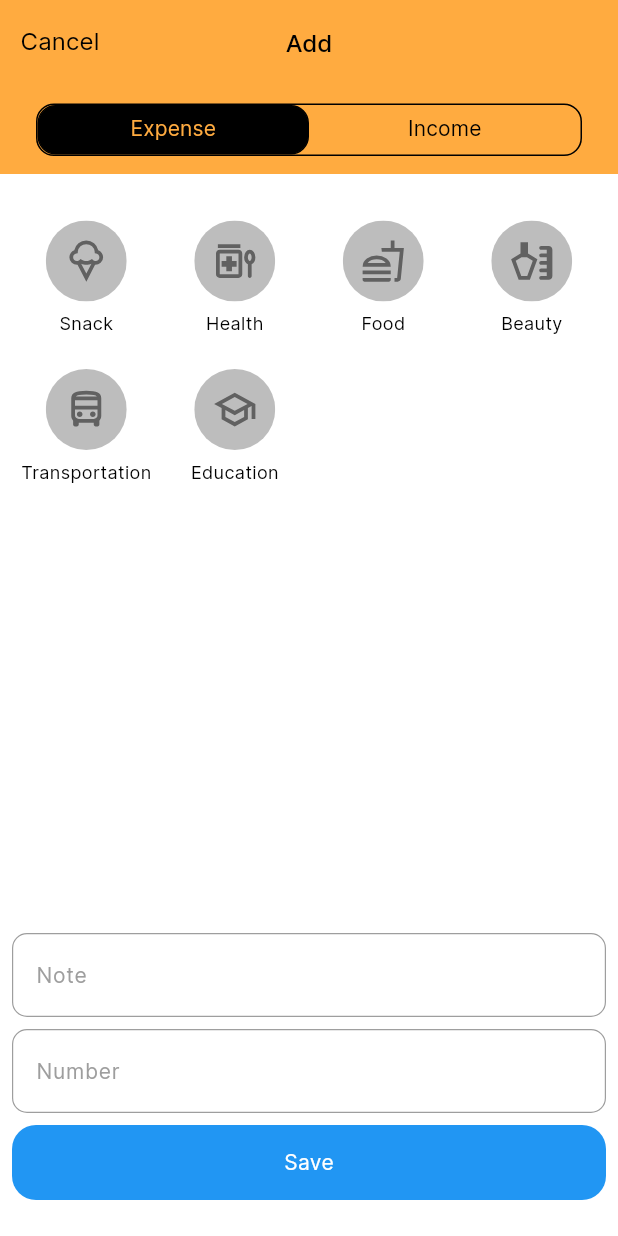
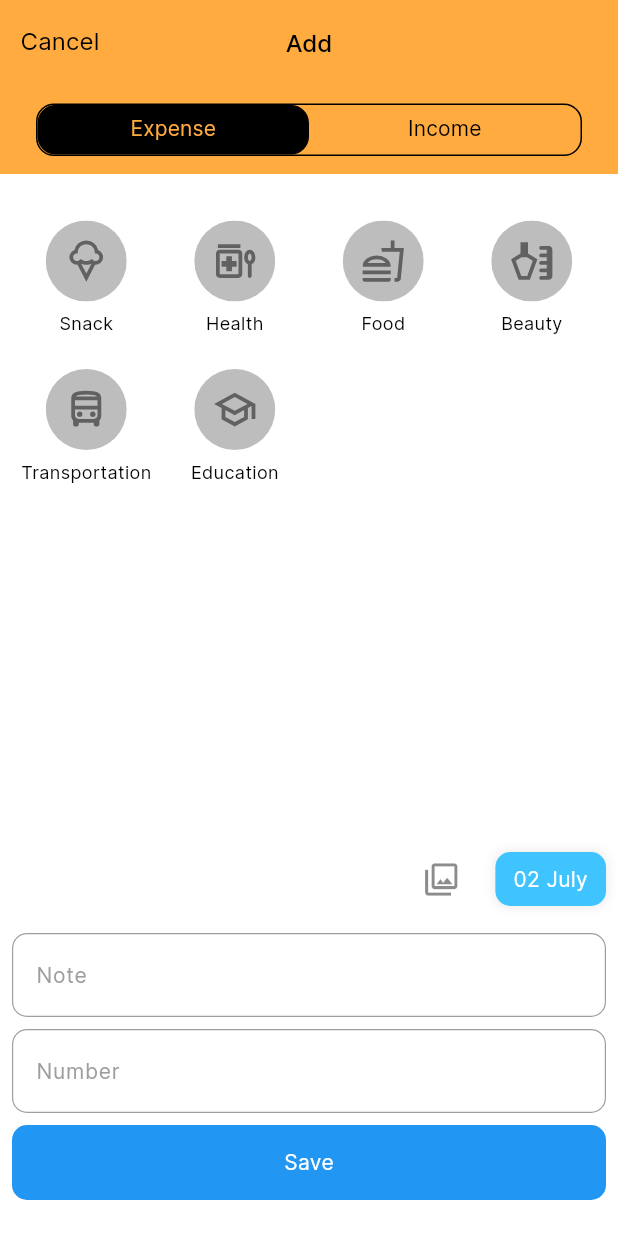
Before and after one commit to Nabijonov-Otabek-19/money_manager_clone, a Flutter app: the screen it shows after launch, after a tap on the "add" icon, on a phone screen of 412 x 824 dp. Run offline on Flutter 3.47's test engine with Material 3 defaults, Android fonts, the light colour scheme and no system bars; our stand-ins replace flutter_bloc, flutter_slidable, flutter_svg, freezed_annotation, get, get_it and 3 more; missing offline and left inert: animated_digit; accounts and stored records are empty.

Commit message:
Added new features and Fixed bugs

```diff
--- a/lib/core/extensions/my_extensions.dart
+++ b/lib/core/extensions/my_extensions.dart
@@ -38,6 +38,13 @@ String separateBalance(String number) {
 String convertDate(String inputDate) {
   DateTime date = DateTime.parse(inputDate);
   DateFormat formatter = DateFormat('dd MMMM EEEE');
+  String formattedDate = formatter.format(date);
+  return formattedDate;
+}
+
+String convertDate2(String inputDate) {
+  DateTime date = DateTime.parse(inputDate);
+  DateFormat formatter = DateFormat('dd MMMM');
   String formattedDate = formatter.format(date);
   return formattedDate;
 }
--- a/lib/core/utils/constants.dart
+++ b/lib/core/utils/constants.dart
@@ -3,7 +3,9 @@ import 'dart:ui';
 import '../../feature/presentation/themes/colors.dart';
 
 class ExpenseFields {
-  static const tableName = "my_expense";
+  static const expenseTableName = "expenses";
+  static const dayTableName = "days";
+  static const monthTableName = "months";
 
   static const id = "id";
   static const dayId = "dayId";
--- a/lib/feature/data/datasources/my_storage.dart
+++ b/lib/feature/data/datasources/my_storage.dart
@@ -31,14 +31,14 @@ class ExpenseStorage {
     const numberType = 'INTEGER NOT NULL';
 
     const monthTable = '''
-    CREATE TABLE months (
+    CREATE TABLE ${ExpenseFields.monthTableName} (
       id $idType,
       monthTime $textType
     )
     ''';
 
     const dayTable = '''
-    CREATE TABLE days (
+    CREATE TABLE ${ExpenseFields.dayTableName} (
       id $idType,
       dayTime $textType,
       monthId $numberType,
@@ -47,7 +47,7 @@ class ExpenseStorage {
     ''';
 
     const expenseTable = '''
-    CREATE TABLE ${ExpenseFields.tableName} (
+    CREATE TABLE ${ExpenseFields.expenseTableName} (
       ${ExpenseFields.id} $idType,
       ${ExpenseFields.title} $textType,
       ${ExpenseFields.icon} $textType,
@@ -102,35 +102,53 @@ class ExpenseStorage {
 
   Future<int> _createExpense(ExpenseModel expense, int dayId) async {
     final db = await instance.database;
-    return await db.insert(ExpenseFields.tableName, expense.toJson(dayId));
+    return await db.insert(
+        ExpenseFields.expenseTableName, expense.toJson(dayId));
   }
 
   Future<void> addExpense(ExpenseModel expense) async {
-    //final db = await instance.database;
+    // Get current month and day
+    final currentMonth = DateTime(
+      expense.createdTime.year,
+      expense.createdTime.month,
+    );
 
-    // Get current month and day
-    final currentMonth =
-        DateTime(expense.createdTime.year, expense.createdTime.month);
-    final currentDay = DateTime(expense.createdTime.year,
-        expense.createdTime.month, expense.createdTime.day);
+    final currentDay = DateTime(
+      expense.createdTime.year,
+      expense.createdTime.month,
+      expense.createdTime.day,
+    );
 
     // Create or get month
     int monthId = await _createMonth(
-        MonthModel(monthTime: currentMonth, listDayModel: []));
+      MonthModel(
+        monthTime: currentMonth,
+        listDayModel: [],
+      ),
+    );
 
     // Create or get day
     int dayId = await _createDay(
-        DayModel(dayTime: currentDay, listExpenseModel: []), monthId);
+      DayModel(
+        dayTime: currentDay,
+        listExpenseModel: [],
+      ),
+      monthId,
+    );
 
     // Create expense
     await _createExpense(expense, dayId);
   }
 
-  Future<List<MonthModel>> getAllExpenses() async {
+  Future<List<MonthModel>> getAllExpenses(DateTime monthTime) async {
     final db = await instance.database;
 
     // Fetch all months
-    final monthMaps = await db.query('months');
+    final monthMaps = await db.query(
+      'months',
+      where: 'monthTime = ?',
+      whereArgs: [monthTime.toIso8601String()],
+    );
 
     List<MonthModel> months = [];
 
@@ -154,7 +172,7 @@ class ExpenseStorage {
         // Fetch all expenses for the current day
         const orderBy = '${ExpenseFields.createdTime} DESC';
         final expenseMaps = await db.query(
-          ExpenseFields.tableName,
+          ExpenseFields.expenseTableName,
           where: 'dayId = ?',
           whereArgs: [dayId],
           orderBy: orderBy,
@@ -173,11 +191,56 @@ class ExpenseStorage {
     return months;
   }
 
+  Future<List<DayModel>> getDaysByMonth(DateTime monthTime) async {
+    final db = await instance.database;
+
+    // Fetch the month by monthTime
+    final monthMaps = await db.query(
+      'months',
+      where: 'monthTime = ?',
+      whereArgs: [monthTime.toIso8601String()],
+    );
+
+    if (monthMaps.isEmpty) {
+      return [];
+    }
+
+    int monthId = monthMaps.first['id'] as int;
+    List<DayModel> days = [];
+
+    // Fetch all days for the given monthId
+    final dayMaps = await db.query(
+      'days',
+      where: 'monthId = ?',
+      whereArgs: [monthId],
+    );
+
+    for (var dayMap in dayMaps) {
+      int dayId = dayMap['id'] as int;
+      List<ExpenseModel> expenses = [];
+
+      // Fetch all expenses for the current day
+      final expenseMaps = await db.query(
+        'expenses',
+        where: 'dayId = ?',
+        whereArgs: [dayId],
+      );
+
+      for (var expenseMap in expenseMaps) {
+        expenses.add(ExpenseModel.fromJson(expenseMap));
+      }
+
+      days.add(DayModel.fromJson(dayMap, expenses));
+    }
+
+    return days;
+  }
+
   Future<ExpenseModel?> getExpenseById(int id) async {
     final db = await instance.database;
 
     final expenseMaps = await db.query(
-      ExpenseFields.tableName,
+      ExpenseFields.expenseTableName,
       where: 'id = ?',
       whereArgs: [id],
     );
@@ -192,9 +255,38 @@ class ExpenseStorage {
   Future<int> updateExpense(ExpenseModel expense) async {
     final db = await instance.database;
 
+    // Get current month and day
+    final currentMonth = DateTime(
+      expense.createdTime.year,
+      expense.createdTime.month,
+    );
+
+    final currentDay = DateTime(
+      expense.createdTime.year,
+      expense.createdTime.month,
+      expense.createdTime.day,
+    );
+
+    // Create or get month
+    int monthId = await _createMonth(
+      MonthModel(
+        monthTime: currentMonth,
+        listDayModel: [],
+      ),
+    );
+
+    // Create or get day
+    int dayId = await _createDay(
+      DayModel(
+        dayTime: currentDay,
+        listExpenseModel: [],
+      ),
+      monthId,
+    );
+
     return await db.update(
-      ExpenseFields.tableName,
-      expense.toJson(expense.id!), // Make sure expense.id is not null
+      ExpenseFields.expenseTableName,
+      expense.toJson(dayId),
       where: 'id = ?',
       whereArgs: [expense.id],
     );
@@ -203,18 +295,47 @@ class ExpenseStorage {
   Future<int> deleteExpense(int id) async {
     final db = await instance.database;
 
-    return await db.delete(
-      ExpenseFields.tableName,
+    // Fetch the expense to get the dayId
+    final expenseMap = await db.query(
+      ExpenseFields.expenseTableName,
       where: 'id = ?',
       whereArgs: [id],
     );
+
+    if (expenseMap.isNotEmpty) {
+      final dayId = expenseMap.first['dayId'];
+
+      // Delete the expense
+      await db.delete(
+        ExpenseFields.expenseTableName,
+        where: 'id = ?',
+        whereArgs: [id],
+      );
+
+      // Check if there are any more expenses for the day
+      final remainingExpenses = await db.query(
+        ExpenseFields.expenseTableName,
+        where: 'dayId = ?',
+        whereArgs: [dayId],
+      );
+
+      if (remainingExpenses.isEmpty) {
+        // If no more expenses, delete the day
+        await db.delete(
+          ExpenseFields.dayTableName,
+          where: 'id = ?',
+          whereArgs: [dayId],
+        );
+      }
+    }
+    return 1;
   }
 
   Future<int> getCurrentMonthExpenses() async {
     final db = await instance.database;
 
     final maps = await db.query(
-      ExpenseFields.tableName,
+      ExpenseFields.expenseTableName,
       columns: ExpenseFields.values,
       where: '${ExpenseFields.type} = ?',
       whereArgs: ["Expense"],
@@ -230,7 +351,7 @@ class ExpenseStorage {
     final db = await instance.database;
 
     final maps = await db.query(
-      ExpenseFields.tableName,
+      ExpenseFields.expenseTableName,
       columns: ExpenseFields.values,
       where: '${ExpenseFields.type} = ?',
       whereArgs: [type],
@@ -244,7 +365,7 @@ class ExpenseStorage {
     final db = await instance.database;
 
     final maps = await db.query(
-      ExpenseFields.tableName,
+      ExpenseFields.expenseTableName,
       columns: ExpenseFields.values,
       where: '${ExpenseFields.type} = ?',
       whereArgs: ["Income"],
--- a/lib/feature/presentation/screens/add/add_screen.dart
+++ b/lib/feature/presentation/screens/add/add_screen.dart
@@ -100,9 +100,9 @@ class _AddScreenState extends State<AddScreen>
 
   int checkType(String type) {
     if (type == "Expense") {
-      return expenseTypeMap[type] ?? 0;
+      return expenseTypeMap[widget.model?.title] ?? 0;
     } else {
-      return incomeTypeMap[type] ?? 0;
+      return incomeTypeMap[widget.model?.title] ?? 0;
     }
   }
 
@@ -242,7 +242,66 @@ class _AddScreenState extends State<AddScreen>
                         ],
                       ),
                     ),
-                    const SizedBox(height: 24),
+                    const SizedBox(height: 12),
+                    Row(
+                      crossAxisAlignment: CrossAxisAlignment.center,
+                      children: [
+                        const Spacer(flex: 1),
+                        IconButton(
+                          onPressed: () {
+                            // pick photo
+                          },
+                          icon: Icon(
+                            Icons.photo_library_outlined,
+                            size: 26,
+                            color: context.isDarkThemeMode
+                                ? Colors.grey
+                                : Colors.black45,
+                          ),
+                        ),
+                        const SizedBox(width: 12),
+                        InkWell(
+                          onTap: () {
+                            // set or change date
+                          },
+                          borderRadius: BorderRadius.circular(10),
+                          child: Container(
+                            decoration: BoxDecoration(
+                              borderRadius: BorderRadius.circular(10),
+                              color: AppColors.blue,
+                              boxShadow: [
+                                BoxShadow(
+                                  color: Colors.grey.withOpacity(0.2),
+                                  spreadRadius: 1,
+                                  blurRadius: 5,
+                                  offset: const Offset(0, 0),
+                                ),
+                              ],
+                            ),
+                            child: Padding(
+                              padding: const EdgeInsets.symmetric(
+                                vertical: 8,
+                                horizontal: 12,
+                              ),
+                              child: Center(
+                                child: Text(
+                                  widget.model == null
+                                      ? convertDate2(
+                                          DateTime.now().toIso8601String())
+                                      : convertDate2(widget.model!.createdTime
+                                          .toIso8601String()),
+                                  style: pregular.copyWith(
+                                    fontSize: 14,
+                                    color: AppColors.white,
+                                  ),
+                                ),
+                              ),
+                            ),
+                          ),
+                        ),
+                      ],
+                    ),
+                    const SizedBox(height: 12),
                     TextFormField(
                       controller: noteController,
                       keyboardType: TextInputType.text,
@@ -309,7 +368,7 @@ class _AddScreenState extends State<AddScreen>
                         height: 50,
                         decoration: BoxDecoration(
                           color: Colors.blue,
-                          borderRadius: BorderRadius.circular(16),
+                          borderRadius: BorderRadius.circular(10),
                         ),
                         child: Center(
                           child: Text(
@@ -340,6 +399,7 @@ class _AddScreenState extends State<AddScreen>
         fontSize: 14,
         color: Colors.grey,
       ),
+      floatingLabelBehavior: FloatingLabelBehavior.never,
       filled: true,
       enabledBorder: OutlineInputBorder(
         borderSide: const BorderSide(color: Colors.grey, width: 0.8),
@@ -360,9 +420,8 @@ class _AddScreenState extends State<AddScreen>
         ClipRRect(
           borderRadius: BorderRadius.circular(80),
           child: ColoredBox(
-            color: currentIndex == index
-                    ? AppColors.orange
-                    : Colors.grey.shade400,
+            color:
+                currentIndex == index ? AppColors.orange : Colors.grey.shade400,
             child: Padding(
               padding: const EdgeInsets.all(12),
               child: SvgPicture.asset(
--- a/lib/feature/presentation/screens/charts/chart_screen.dart
+++ b/lib/feature/presentation/screens/charts/chart_screen.dart
@@ -138,13 +138,12 @@ class _ChartScreenState extends State<ChartScreen> {
                     ),
                   );
                 }
-                return Padding(
+                return ListView.builder(
+                  itemCount: state.list.length,
                   padding: const EdgeInsets.symmetric(
                     horizontal: 12,
                     vertical: 12,
                   ),
-                  child: ListView.builder(
-                    itemCount: state.list.length,
                   itemBuilder: (context, index) {
                     final model = state.list[index];
                     return Card(
@@ -191,7 +190,6 @@ class _ChartScreenState extends State<ChartScreen> {
                       ),
                     );
                   },
-                  ),
                 );
               },
             ),
--- a/lib/feature/presentation/screens/home/cubit/home_cubit.dart
+++ b/lib/feature/presentation/screens/home/cubit/home_cubit.dart
@@ -14,26 +14,26 @@ class HomeCubit extends Cubit<HomeState> {
 
   final ExpenseStorage storage = ExpenseStorage.instance;
 
-  Future<void> refreshData() async {
+  Future<void> refreshData(DateTime monthTime) async {
     emit(state.copyWith(loadState: LoadState.loading));
 
     final List<Future> futures = [
-      storage.getAllExpenses(),
+      storage.getDaysByMonth(monthTime),
       storage.getCurrentMonthExpenses(),
       storage.getCurrentMonthIncomes(),
     ];
 
     final List<dynamic> results = await Future.wait(futures);
 
-    final List<MonthModel> data = results[0];
+    final List<DayModel> data = results[0];
     final expense = results[1];
     final income = results[2];
 
     emit(state.copyWith(
+      dayModels: data,
       currentMonthExpense: expense,
       currentMonthIncome: income,
       currentMonthBalance: income - expense,
-      list: data,
     ));
 
     emit(state.copyWith(loadState: LoadState.loaded));
--- a/lib/feature/presentation/screens/home/cubit/home_state.dart
+++ b/lib/feature/presentation/screens/home/cubit/home_state.dart
@@ -4,7 +4,7 @@ part of 'home_cubit.dart';
 class HomeState with _$HomeState {
   const factory HomeState({
     @Default(LoadState.loaded) LoadState loadState,
-    @Default([]) List<MonthModel> list,
+    @Default([]) List<DayModel> dayModels,
     @Default(0) int currentMonthExpense,
     @Default(0) int currentMonthIncome,
     @Default(0) int currentMonthBalance,
--- a/lib/feature/presentation/screens/home/home_screen.dart
+++ b/lib/feature/presentation/screens/home/home_screen.dart
@@ -1,3 +1,6 @@
+import 'dart:async';
+
+import 'package:animated_digit/animated_digit.dart';
 import 'package:flutter/material.dart';
 import 'package:flutter_bloc/flutter_bloc.dart';
 import 'package:flutter_slidable/flutter_slidable.dart';
@@ -27,7 +30,7 @@ class _HomeScreenState extends State<HomeScreen> {
   @override
   void initState() {
     super.initState();
-    cubit.refreshData();
+    refresh();
   }
 
   @override
@@ -82,14 +85,23 @@ class _HomeScreenState extends State<HomeScreen> {
                             ),
                           ),
                           const SizedBox(height: 4),
-                          Text(
+                          AnimatedDigitWidget(
+                            value: state.currentMonthIncome,
+                            enableSeparator: true,
+                            separateSymbol: " ",
+                            textStyle: pmedium.copyWith(
+                              color: AppColors.black,
+                              fontSize: 16,
+                            ),
+                          ),
+                          /*Text(
                             separateBalance(
                                 state.currentMonthIncome.toString()),
                             style: pmedium.copyWith(
                               color: Colors.black,
                               fontSize: 16,
                             ),
-                          ),
+                          ),*/
                         ],
                       ),
                       Column(
@@ -102,11 +114,12 @@ class _HomeScreenState extends State<HomeScreen> {
                             ),
                           ),
                           const SizedBox(height: 4),
-                          Text(
-                            separateBalance(
-                                state.currentMonthExpense.toString()),
-                            style: pmedium.copyWith(
-                              color: Colors.black,
+                          AnimatedDigitWidget(
+                            value: state.currentMonthExpense,
+                            enableSeparator: true,
+                            separateSymbol: " ",
+                            textStyle: pmedium.copyWith(
+                              color: AppColors.black,
                               fontSize: 16,
                             ),
                           ),
@@ -122,11 +135,12 @@ class _HomeScreenState extends State<HomeScreen> {
                             ),
                           ),
                           const SizedBox(height: 4),
-                          Text(
-                            separateBalance(
-                                state.currentMonthBalance.toString()),
-                            style: pmedium.copyWith(
-                              color: Colors.black,
+                          AnimatedDigitWidget(
+                            value: state.currentMonthBalance,
+                            enableSeparator: true,
+                            separateSymbol: " ",
+                            textStyle: pmedium.copyWith(
+                              color: AppColors.black,
                               fontSize: 16,
                             ),
                           ),
@@ -143,7 +157,7 @@ class _HomeScreenState extends State<HomeScreen> {
                   if (state.loadState == LoadState.loading) {
                     return const Center(child: CircularProgressIndicator());
                   }
-                  if (state.list.isEmpty) {
+                  if (state.dayModels.isEmpty) {
                     return Center(
                       child: Image.asset(
                         'empty3'.pngIcon,
@@ -153,13 +167,11 @@ class _HomeScreenState extends State<HomeScreen> {
                     );
                   }
 
-                  final monthModels = state.list.first;
-
                   return ListView.builder(
-                    itemCount: state.list.first.listDayModel.length,
+                    itemCount: state.dayModels.length,
                     scrollDirection: Axis.vertical,
                     itemBuilder: (context, dayIndex) {
-                      final dayModels = monthModels.listDayModel;
+                      final dayModels = state.dayModels;
                       final expenseModels =
                           dayModels[dayIndex].listExpenseModel;
 
@@ -233,9 +245,7 @@ class _HomeScreenState extends State<HomeScreen> {
                                     context,
                                     'detail',
                                     arguments: expenseModels[modelIndex].id,
-                                  ).whenComplete(
-                                    () async => await cubit.refreshData(),
-                                  );
+                                  ).whenComplete(() async => await refresh());
                                 },
                                 child: expanseItem(expenseModels[modelIndex]),
                               );
@@ -252,7 +262,7 @@ class _HomeScreenState extends State<HomeScreen> {
               onPressed: () async {
                 Navigator.pushNamed(context, '/add', arguments: null)
                     .whenComplete(
-                  () async => await cubit.refreshData(),
+                  () async => await refresh(),
                 );
               },
               shape: RoundedRectangleBorder(
@@ -265,6 +275,10 @@ class _HomeScreenState extends State<HomeScreen> {
         },
       ),
     );
+  }
+
+  Future<void> refresh() async {
+    cubit.refreshData(DateTime(DateTime.now().year, DateTime.now().month));
   }
 
   int calculateExpense(List<ExpenseModel> list) {
@@ -296,9 +310,7 @@ class _HomeScreenState extends State<HomeScreen> {
           SlidableAction(
             onPressed: (context) {
               Navigator.pushNamed(context, '/add', arguments: model)
-                  .whenComplete(
-                () async => await cubit.refreshData(),
-              );
+                  .whenComplete(() async => await refresh());
             },
             borderRadius: const BorderRadius.only(
               topLeft: Radius.circular(12),
@@ -312,7 +324,7 @@ class _HomeScreenState extends State<HomeScreen> {
           SlidableAction(
             onPressed: (context) async {
               await cubit.deleteModel(model.id ?? -1);
-              await cubit.refreshData();
+              await refresh();
             },
             borderRadius: const BorderRadius.only(
               topRight: Radius.circular(12),
@@ -326,7 +338,7 @@ class _HomeScreenState extends State<HomeScreen> {
         ],
       ),
       child: Card(
-        elevation: 1.2,
+        elevation: 1,
         color: Theme.of(context).cardColor,
         shape: RoundedRectangleBorder(
           borderRadius: BorderRadius.circular(12),
--- a/pubspec.yaml
+++ b/pubspec.yaml
@@ -5,7 +5,7 @@ publish_to: 'none' # Remove this line if you wish to publish to pub.dev
 version: 1.0.0+1
 
 environment:
-  sdk: '>=3.4.1 <4.0.0'
+  sdk: '>=3.4.3 <4.0.0'
 
 dependencies:
   flutter:
@@ -24,7 +24,7 @@ dependencies:
   hive_flutter: ^1.1.0
   flutter_svg: ^2.0.10+1
   flutter_slidable: ^3.1.0
-  fl_chart: ^0.68.0
+  animated_digit: ^3.2.3
 
 
 dev_dependencies:
```
Also changed, not shown: lib/feature/presentation/screens/home/cubit/home_cubit.freezed.dart, pubspec.lock. Lines whose indentation alone changed are shown as unchanged.
